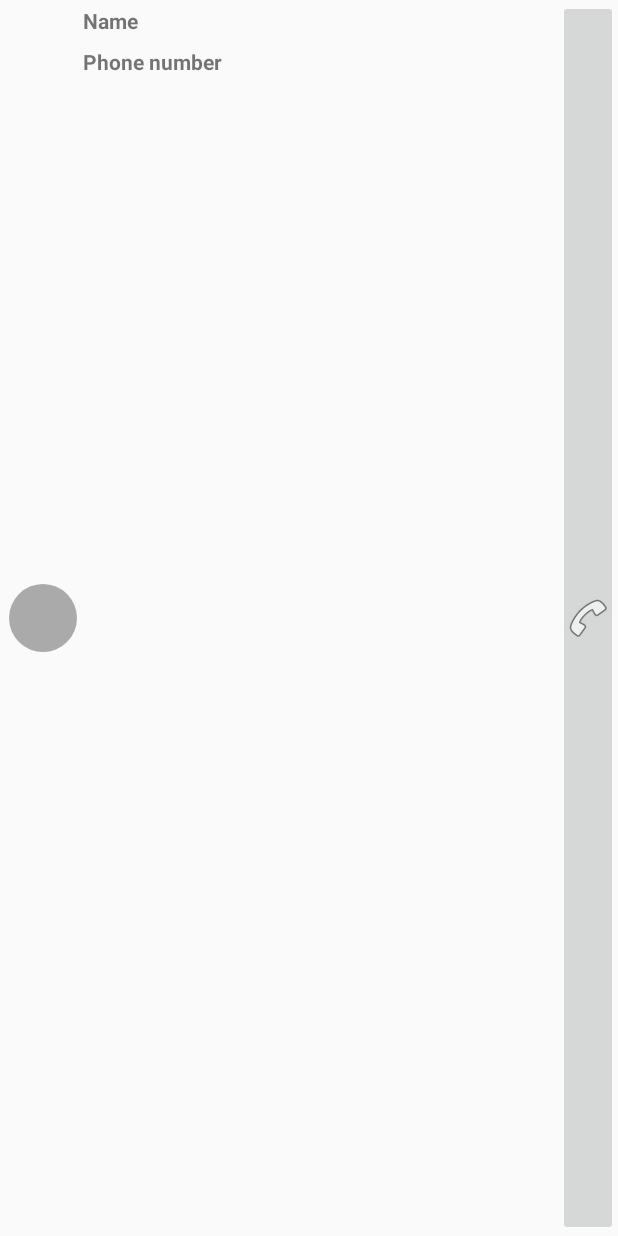
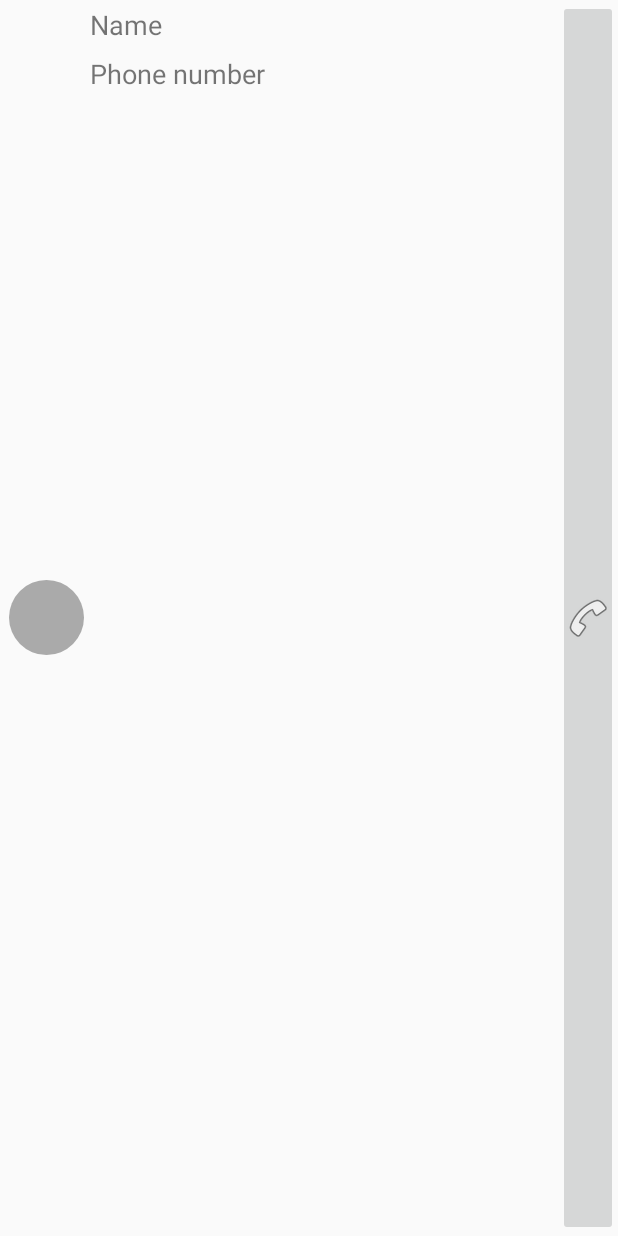
Before and after one commit to MrShi85/PhoneBook, an Android app: the layout list_item_contact.xml on its own in the app's theme, with its tools: preview values and no code run, on a phone screen of 412 x 824 dp. Run offline under Robolectric (Android 15) with nearby library versions, the phone set to English and light mode, and no system bars.

```diff
--- a/app/build.gradle
+++ b/app/build.gradle
@@ -1,5 +1,4 @@
 apply plugin: 'com.android.application'
-apply plugin: 'com.google.gms.google-services'
 
 android {
     compileSdkVersion 24
--- a/app/src/main/java/com/shilkin/sergey/phonebook/phonebook/ContactFragment.java
+++ b/app/src/main/java/com/shilkin/sergey/phonebook/phonebook/ContactFragment.java
@@ -80,8 +80,7 @@ public class ContactFragment extends Fragment {
             }
 
             @Override
-            public void onTextChanged(CharSequence charSequence, int i, int i1, int i2) {
-                mContact.setmPhone(charSequence.toString());
+            public void onTextChanged(CharSequence charSequence, int i, int i1, int i2) {mContact.setmPhone(charSequence.toString());
                 updateContact();
                 returnResult();
             }
--- a/app/src/main/res/layout/list_item_contact.xml
+++ b/app/src/main/res/layout/list_item_contact.xml
@@ -5,8 +5,8 @@
                 android:layout_height="wrap_content">
 
     <ImageView
-        android:layout_width="45dp"
-        android:layout_height="45dp"
+        android:layout_width="50dp"
+        android:layout_height="50dp"
         android:id="@+id/contact_photo"
         android:scaleType="centerInside"
         android:background="@drawable/image_view_oval"
@@ -32,7 +32,7 @@
         android:layout_toLeftOf="@id/list_item_contact_button_call"
         android:layout_toRightOf="@id/contact_photo"
         tools:text = "Name"
-        android:textStyle="bold"/>
+        android:textSize="18dp"/>
 
     <TextView
         android:layout_width="match_parent"
@@ -43,5 +43,6 @@
         android:layout_below="@id/list_item_contact_name_text_view"
         android:layout_toRightOf="@id/contact_photo"
         tools:text = "Phone number"
-        android:textStyle="bold"/>
+        android:textSize="18dp"
+        />
 </RelativeLayout>
--- a/app/src/main/res/menu/fragment_contact_list.xml
+++ b/app/src/main/res/menu/fragment_contact_list.xml
@@ -19,4 +19,8 @@
         android:id="@+id/menu_item_load_contacts"
         android:title="@string/load_contact"
         app:showAsAction = "ifRoom"/>
+    <item
+        android:id="@+id/menu_item_load_contacts_firebase"
+        android:title="@string/load_contact_firebase"
+        app:showAsAction = "ifRoom"/>
 </menu>
--- a/app/src/main/res/values/strings.xml
+++ b/app/src/main/res/values/strings.xml
@@ -6,6 +6,7 @@
     <string name="contact_phone_label">Телефон</string>
     <string name="new_contact">Новый контакт</string>
     <string name="load_contact">Добавить контакты</string>
+    <string name="load_contact_firebase">Контакты с сервера</string>
     <string name="search">Поиск</string>
     <string name="clear_search">Очистить поиск</string>
 </resources>
--- a/build.gradle
+++ b/build.gradle
@@ -5,7 +5,8 @@ buildscript {
         jcenter()
     }
     dependencies {
-        classpath 'com.android.tools.build:gradle:2.2.0'
+        classpath 'com.android.tools.build:gradle:2.2.2'
+        classpath 'com.google.gms:google-services:3.0.0'
 
         // NOTE: Do not place your application dependencies here; they belong
         // in the individual module build.gradle files
```
Also changed, not shown: app/src/main/java/com/shilkin/sergey/phonebook/phonebook/ContactListFragment.java (+9 -0 lines), app/src/main/java/com/shilkin/sergey/phonebook/phonebook/ContactsList.java (+48 -3 lines).
